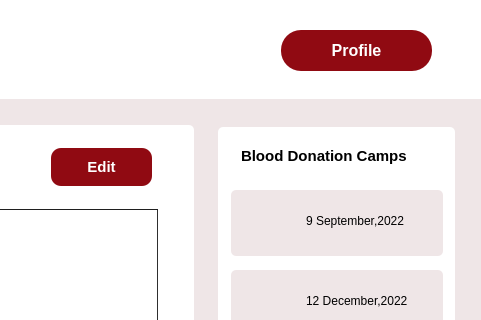
Above: donor_request.ui from Rista10/Final before the change; both pictures show x 789 to 1270 and y 0 to 320 of the 1270 by 700 pixel window. Below: the same form after it.
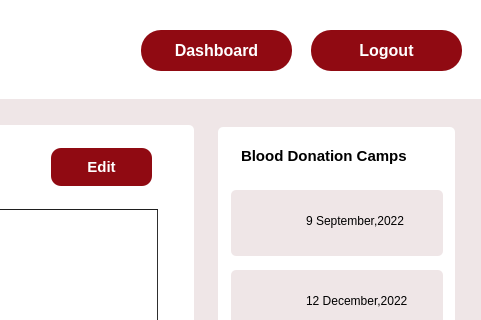
That is the form after the change. Icons and pictures are not drawn.

The edit to the form file:
```diff
--- a/donor_request.ui
+++ b/donor_request.ui
@@ -293,7 +293,7 @@
   <widget class="QPushButton" name="login">
    <property name="geometry">
     <rect>
-     <x>1070</x>
+     <x>930</x>
      <y>30</y>
      <width>151</width>
      <height>41</height>
@@ -323,7 +323,7 @@
 }</string>
    </property>
    <property name="text">
-    <string>Profile</string>
+    <string>Dashboard</string>
    </property>
   </widget>
   <widget class="Line" name="line_4">
@@ -707,15 +707,61 @@
      <bold>true</bold>
     </font>
    </property>
+   <property name="cursor">
+    <cursorShape>PointingHandCursor</cursorShape>
+   </property>
    <property name="styleSheet">
-    <string notr="true">background-color: rgb(144, 10, 18);
+    <string notr="true">#pushButton{background-color: rgb(144, 10, 18);
 color: rgb(255, 255, 255);
-border-radius:10px;</string>
+border-radius:10px;
+}
+
+#pushButton::hover
+{
+background-color:white;
+	color: rgb(144, 10, 18);
+}</string>
    </property>
    <property name="text">
     <string>Edit</string>
    </property>
   </widget>
+  <widget class="QPushButton" name="login_2">
+   <property name="geometry">
+    <rect>
+     <x>1100</x>
+     <y>30</y>
+     <width>151</width>
+     <height>41</height>
+    </rect>
+   </property>
+   <property name="font">
+    <font>
+     <pointsize>12</pointsize>
+     <bold>true</bold>
+    </font>
+   </property>
+   <property name="cursor">
+    <cursorShape>PointingHandCursor</cursorShape>
+   </property>
+   <property name="styleSheet">
+    <string notr="true">#login_2
+{
+ background-color:rgb(144, 10, 18);
+border-radius:20px;
+	color: rgb(255, 255, 255);
+}
+
+#login_2::hover
+{
+background-color:white;
+	color: rgb(144, 10, 18);
+}</string>
+   </property>
+   <property name="text">
+    <string>Logout</string>
+   </property>
+  </widget>
   <zorder>label_3</zorder>
   <zorder>label_4</zorder>
   <zorder>label_2</zorder>
@@ -747,6 +793,7 @@
   <zorder>tableView</zorder>
   <zorder>search</zorder>
   <zorder>pushButton</zorder>
+  <zorder>login_2</zorder>
  </widget>
  <resources/>
  <connections/>
```
